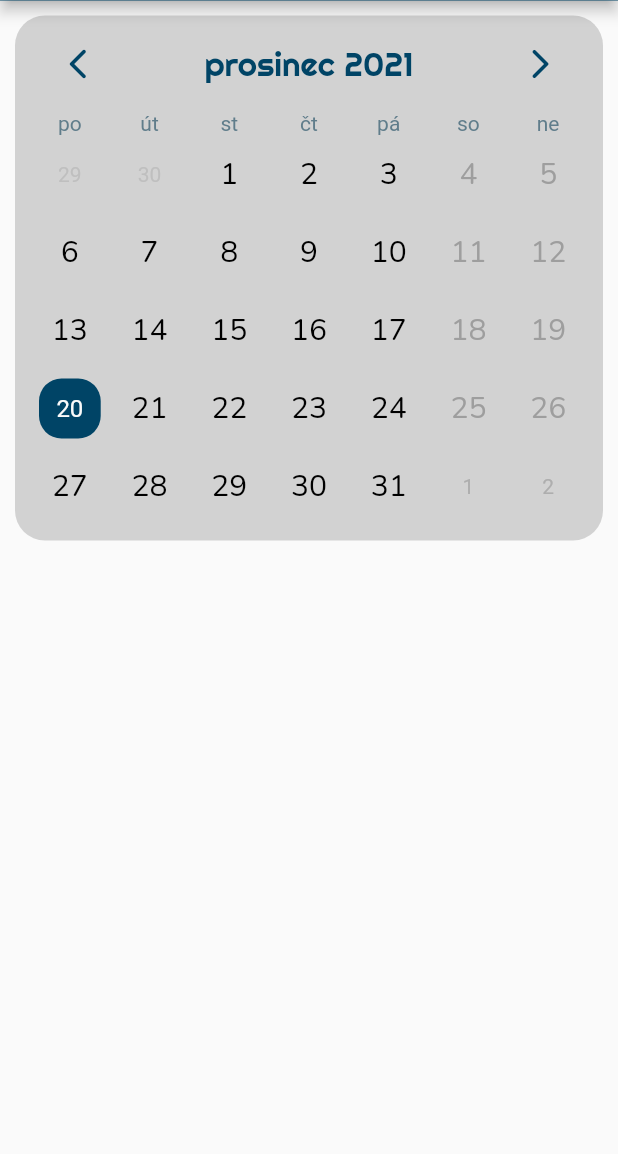
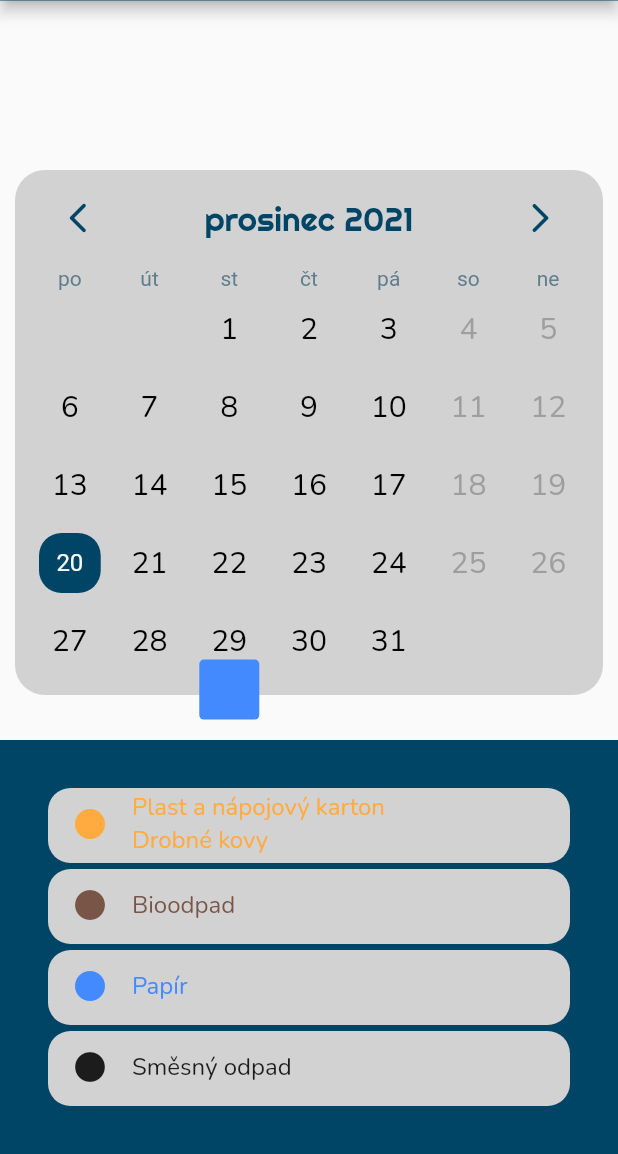
Before and after one commit to zowelu/svoz_odpadu, a Flutter app: the HomePage screen opened by its route, on a phone screen of 412 x 824 dp, the part 82-1236 px from its top. Run offline on Flutter 3.47's test engine with Material 2 defaults, Android fonts, the phone set to English and light mode, and no system bars; drawn by our look-alikes of table_calendar.

Commit message:
úprava vzhledu v home_page.dart

```diff
--- a/lib/home_page.dart
+++ b/lib/home_page.dart
@@ -2,7 +2,8 @@ import 'package:flutter/material.dart';
 import 'package:table_calendar/table_calendar.dart';
 import 'package:svoz_odpadu/constants/constants.dart';
 import 'package:svoz_odpadu/components/my_appbar.dart';
-
+import 'package:svoz_odpadu/components/list_tile_of_waste.dart';
+import 'package:svoz_odpadu/utils.dart';
 import 'package:intl/date_symbol_data_local.dart';
 
 class HomePage extends StatefulWidget {
@@ -14,23 +15,22 @@ class HomePage extends StatefulWidget {
 }
 
 class _HomePageState extends State<HomePage> {
-
-  final Map<DateTime, List<dynamic>> _mixedWasteEvents = {
-  DateTime(2022, 1, 12) : ['Směsný odpad'],
-  DateTime(2022, 2, 9) : ['Směsný odpad'],
-  DateTime(2022, 3, 9) : ['Směsný odpad'],
-  DateTime(2022, 4, 6) : ['Směsný odpad'],
-  DateTime(2022, 5, 4) : ['Směsný odpad'],
-  };
-
-
   @override
   void initState() {
     super.initState();
     initializeDateFormatting(); //very important
+    getAllEventsToMap();
   }
 
+  List<Event> _getEventsForDay(DateTime day) {
+    // Implementation example
+    return kEvents[day] ?? [];
+    //return allWasteEvents[day] ?? [];
+  }
 
+  //List<Event> _getEventsForMonth(DateTime month) {
+  //  return kEvents[month] ?? [];
+  // }
 
   @override
   Widget build(BuildContext context) {
@@ -38,20 +38,19 @@ class _HomePageState extends State<HomePage> {
     return Scaffold(
       appBar: const PreferredSize(
           preferredSize: Size.fromHeight(kDMyAppBarHeight), child: MyAppBar()),
-      body: Container(
-        margin: const EdgeInsets.only(
-            left: kDMargin, right: kDMargin, top: kDMargin),
-        child: Column(
-          mainAxisAlignment: MainAxisAlignment.start,
+      body: Column(
+        mainAxisAlignment: MainAxisAlignment.end,
         crossAxisAlignment: CrossAxisAlignment.center,
         children: <Widget>[
           Container(
+            margin: const EdgeInsets.only(left: kDMargin, right: kDMargin),
             padding: const EdgeInsets.only(
                 left: kDMargin, right: kDMargin, bottom: kDMargin),
-              decoration: BoxDecoration(
+            decoration: const BoxDecoration(
                 color: kDBackgroundColorCalendar,
-                  borderRadius: BorderRadius.circular(20.0)),
+                borderRadius: kDRadiusLarge),
             child: TableCalendar(
+              eventLoader: _getEventsForDay,
               calendarFormat: CalendarFormat.month,
               startingDayOfWeek: StartingDayOfWeek.monday,
               focusedDay: dateTimeNow,
@@ -59,11 +58,14 @@ class _HomePageState extends State<HomePage> {
               lastDay: dateTimeLastDay,
               locale: 'cs_CZ',
               calendarStyle: const CalendarStyle(
+                canMarkersOverflow: true,
+                outsideDaysVisible: false,
+                markerDecoration: BoxDecoration(
+                    color: Colors.black, shape: BoxShape.rectangle),
+                markersMaxCount: 4,
                 isTodayHighlighted: true,
                 defaultDecoration: BoxDecoration(
-                    borderRadius: BorderRadius.all(
-                      Radius.circular(15.0),
-                    ),
+                  borderRadius: kDRadius,
                 ),
                 defaultTextStyle: TextStyle(
                   fontSize: kDFontSizeText,
@@ -72,9 +74,7 @@ class _HomePageState extends State<HomePage> {
                 ),
                 todayDecoration: BoxDecoration(
                   color: kDBackgroundColor,
-                    borderRadius: BorderRadius.all(
-                      Radius.circular(15.0),
-                    ),
+                  borderRadius: kDRadius,
                 ),
                 weekendTextStyle: TextStyle(
                     color: Colors.grey,
@@ -82,22 +82,80 @@ class _HomePageState extends State<HomePage> {
                     fontFamily: kDFontFamilyParagraph),
               ),
               headerStyle: const HeaderStyle(
-                  leftChevronIcon: Icon(Icons.arrow_back_ios_new_rounded, color: kDBackgroundColor),
-                  rightChevronIcon: Icon(Icons.arrow_forward_ios_rounded, color: kDBackgroundColor),
+                leftChevronIcon: Icon(Icons.arrow_back_ios_new_rounded,
+                    color: kDBackgroundColor),
+                rightChevronIcon: Icon(Icons.arrow_forward_ios_rounded,
+                    color: kDBackgroundColor),
                 formatButtonVisible: false,
                 titleCentered: true,
                 titleTextStyle: TextStyle(
                   fontFamily: kDFontFamilyHeader,
-                    fontSize: kDFontSizeHeader, color: kDBackgroundColor,
+                  fontSize: kDFontSizeHeader,
+                  color: kDBackgroundColor,
                 ),
               ),
               daysOfWeekStyle: const DaysOfWeekStyle(
                 weekdayStyle: TextStyle(color: Colors.blueGrey),
-                    weekendStyle: TextStyle(color: Colors.blueGrey)),
+                weekendStyle: TextStyle(color: Colors.blueGrey),
+              ),
+              calendarBuilders: CalendarBuilders(
+                singleMarkerBuilder: (context, day, event) {
+                  print(event);
+                  Widget? children;
+                  if (event.toString() == 'Směsný odpad') {
+                    children = const MarkerEvent(kDColorWasteMixed);
+                  } else if (event.toString() == 'Papír') {
+                    children = const MarkerEvent(kDColorWastePaper);
+                  }
+                  if (event.toString() == 'Bioodpad') {
+                    children = const MarkerEvent(kDColorWasteBio);
+                  }
+                  if (event.toString() ==
+                      'Plast a nápojový karton, Drobné kovy') {
+                    children = const MarkerEvent(kDColorWastePlastic);
+                  }
+                  return children;
+                },
+              ),
+            ),
+          ),
+          Container(
+            color: kDBackgroundColor,
+            padding: const EdgeInsets.all(kDMarginLarger),
+            margin: const EdgeInsets.only(top:kDMarginLarger),
+
+            child: ListView(
+
+              shrinkWrap: true,
+              children: const <Widget>[
+                ListTileOfWaste('Plast a nápojový karton\nDrobné kovy',
+                    kDColorWastePlastic),
+                ListTileOfWaste('Bioodpad', kDColorWasteBio),
+                ListTileOfWaste('Papír', kDColorWastePaper),
+                ListTileOfWaste('Směsný odpad', kDColorWasteMixed),
+              ],
             ),
           ),
         ],
       ),
+    );
+  }
+}
+
+class MarkerEvent extends StatelessWidget {
+  const MarkerEvent(this.color, {Key? key}) : super(key: key);
+
+  final Color color;
+
+  @override
+  Widget build(BuildContext context) {
+    return Container(
+      height: 40,
+      width: 40,
+      decoration: BoxDecoration(
+        color: color,
+        shape: BoxShape.rectangle,
+        borderRadius: kDRadiusSmall
       ),
     );
   }
```
Lines whose indentation alone changed are shown as unchanged.
